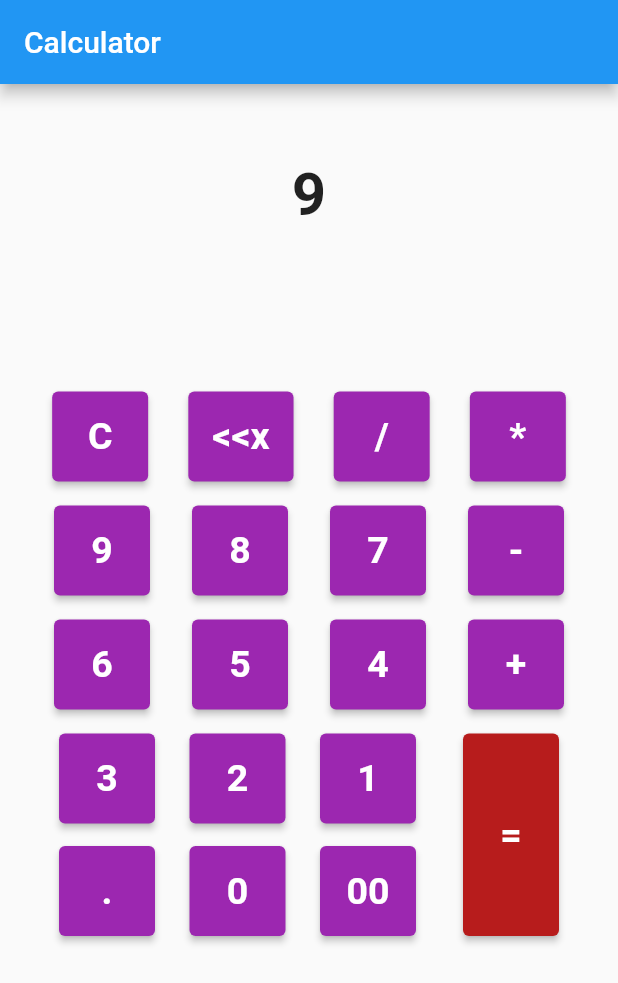
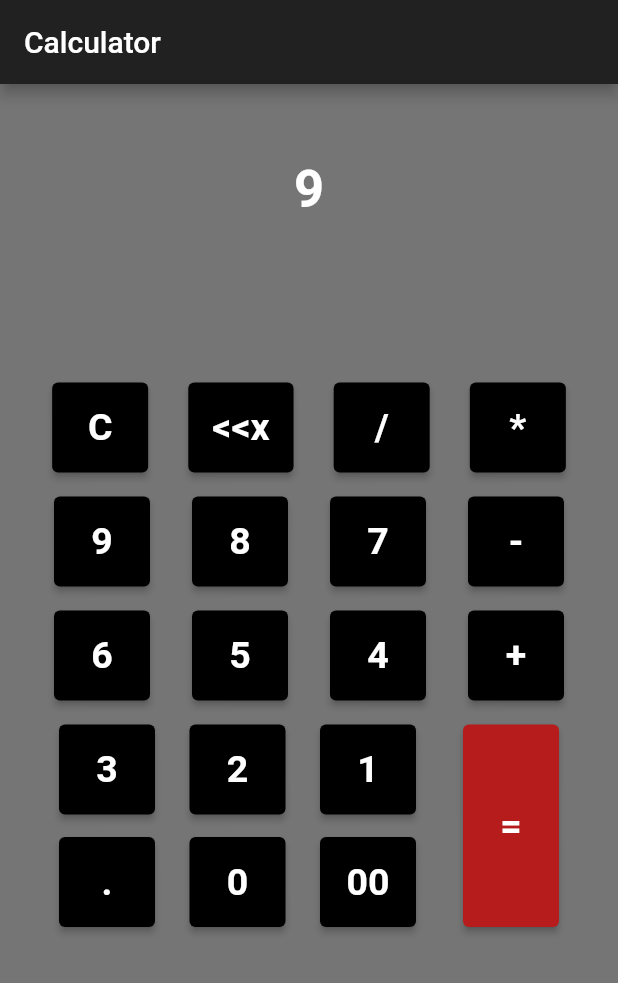
Before and after one commit to rohankalbag/20d170033_IntroToAppDev, a Flutter app: the screen it shows after launch, after a tap on an icon or button, on a phone screen of 412 x 824 dp. Shown: the top 983 px of the screen. Run offline on Flutter 3.47's test engine with Material 2 defaults, Android fonts, the phone set to English and light mode, and no system bars.

Commit message:
Changed Colors and Design

```diff
--- a/Week 1/lib/main.dart
+++ b/Week 1/lib/main.dart
@@ -102,7 +102,7 @@ class Calc
                 this.ans = arg1-arg2;
                 break;
             }
-            this.myData = this.ans.toStringAsFixed(2);
+            this.myData = this.ans.toStringAsFixed(3);
             this.arg1IsSelected = [false,false,false,false];
           }
       }
@@ -157,7 +157,7 @@ class _MyAppState extends State<MyApp> {
       height: 60,
       child: ElevatedButton(
         style: ElevatedButton.styleFrom(
-          primary: Colors.purple, // background
+          primary: Colors.black, // background
           onPrimary: Colors.white, // foreground
         ),
         onPressed: (){
@@ -178,7 +178,9 @@ class _MyAppState extends State<MyApp> {
       debugShowCheckedModeBanner: false,
       title: 'My Calculator',
       home: Scaffold(
+        backgroundColor: Colors.grey[600],
         appBar: AppBar(
+          backgroundColor: Colors.grey[900],
           title: const Text('Calculator'),
         ),
         body: Column(
@@ -189,7 +191,8 @@ class _MyAppState extends State<MyApp> {
               mainAxisAlignment: MainAxisAlignment.center,
               children: [
                 Text(calc.myData,style: TextStyle(
-                    fontSize: 40,
+                    color: Colors.white,
+                    fontSize: 35,
                     fontWeight: FontWeight.bold
                   ),
                 )
```
